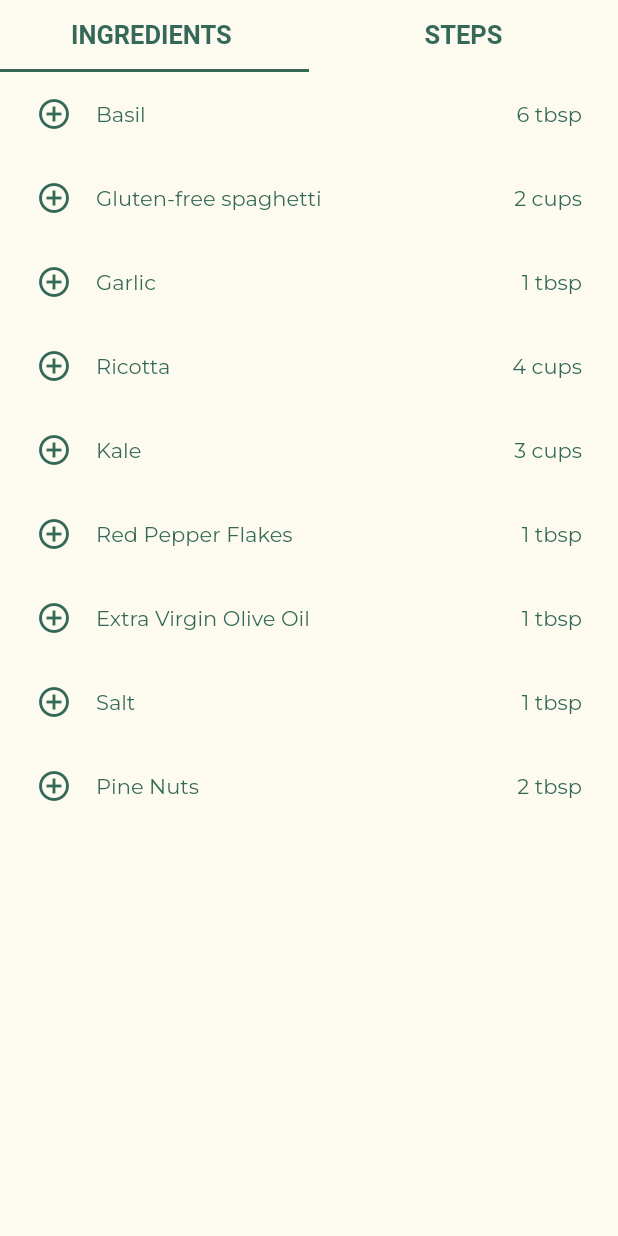
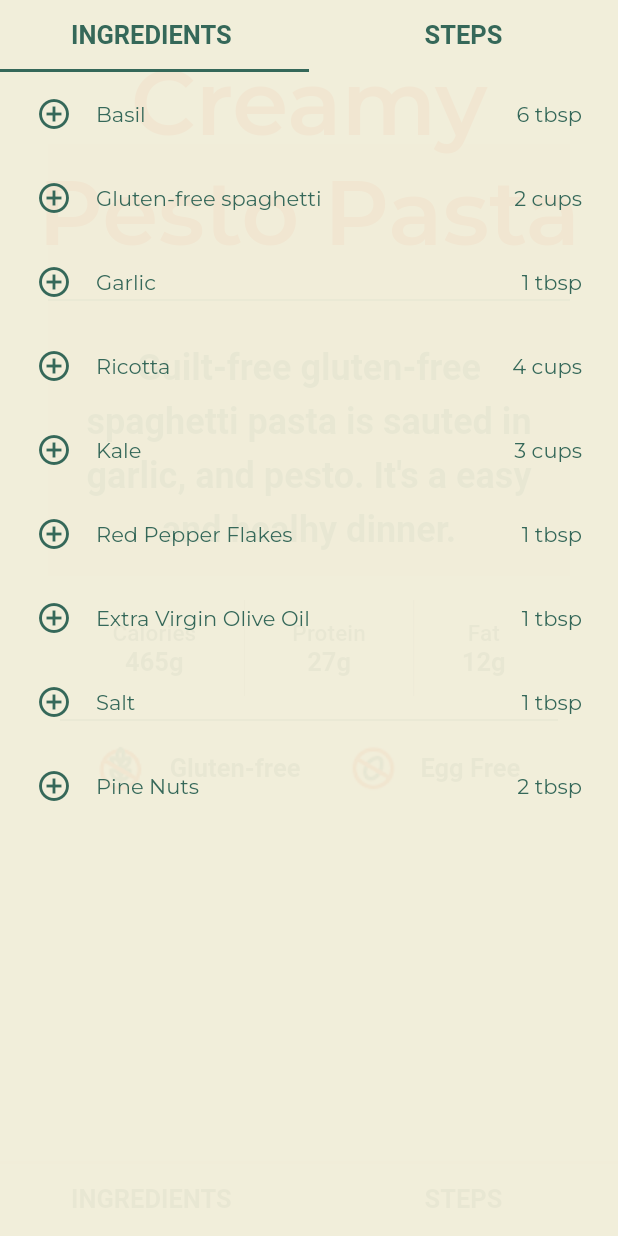
Before and after one commit to mit-mit/basil, a Flutter app: the screen it shows after launch, tab 2 chosen, on a phone screen of 412 x 824 dp. Run offline on Flutter 3.47's test engine with Material 2 defaults, Android fonts, the phone set to English and light mode, and no system bars; Roboto replaces fonts that are missing (Lekton).

Commit message:
Fix opacity of bottomtheme

```diff
--- a/flutterapp/lib/main.dart
+++ b/flutterapp/lib/main.dart
@@ -98,6 +98,9 @@ class MyApp extends StatelessWidget {
             color: basilGreen,
           ),
         ),
+        bottomSheetTheme: BottomSheetThemeData(
+          backgroundColor: basilBackground.withOpacity(0.8),
+        ),
       ),
       home: RecipeWidget(),
     );
```
